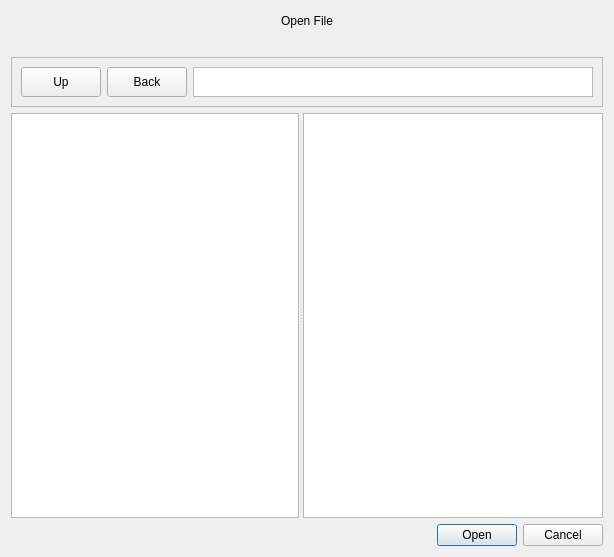
Before: the Qt Designer form src/ui/openFileDialog/loadFileDialogWindow.ui in sophies92/sosText, drawn with Qt 5.
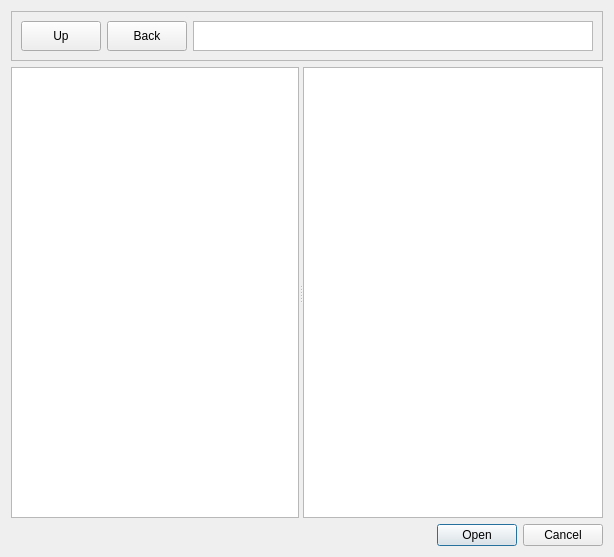
After: the same form once the commit is applied.

```diff
--- a/src/ui/openFileDialog/loadFileDialogWindow.ui
+++ b/src/ui/openFileDialog/loadFileDialogWindow.ui
@@ -14,50 +14,6 @@
    <string>Dialog</string>
   </property>
   <layout class="QVBoxLayout" name="verticalLayout">
-   <item>
-    <widget class="QLabel" name="label">
-     <property name="sizePolicy">
-      <sizepolicy hsizetype="Expanding" vsizetype="Fixed">
-       <horstretch>0</horstretch>
-       <verstretch>0</verstretch>
-      </sizepolicy>
-     </property>
-     <property name="minimumSize">
-      <size>
-       <width>0</width>
-       <height>20</height>
-      </size>
-     </property>
-     <property name="maximumSize">
-      <size>
-       <width>16777215</width>
-       <height>20</height>
-      </size>
-     </property>
-     <property name="frameShape">
-      <enum>QFrame::NoFrame</enum>
-     </property>
-     <property name="text">
-      <string>Open File</string>
-     </property>
-     <property name="alignment">
-      <set>Qt::AlignCenter</set>
-     </property>
-    </widget>
-   </item>
-   <item>
-    <spacer name="horizontalSpacer">
-     <property name="orientation">
-      <enum>Qt::Horizontal</enum>
-     </property>
-     <property name="sizeHint" stdset="0">
-      <size>
-       <width>40</width>
-       <height>20</height>
-      </size>
-     </property>
-    </spacer>
-   </item>
    <item>
     <widget class="QFrame" name="frame">
      <property name="sizePolicy">
```
Left out of the diff: 2 changed lines with no effect on the pictures.
